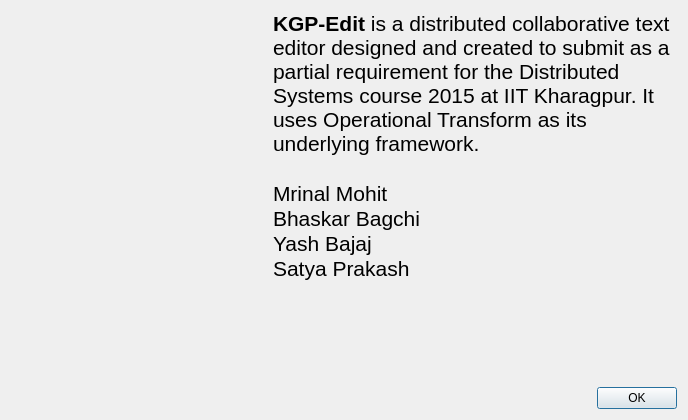
Before: the Qt Designer form firstrundialog.ui in bhaskarbagchi/KgpEdit, drawn with Qt 5.
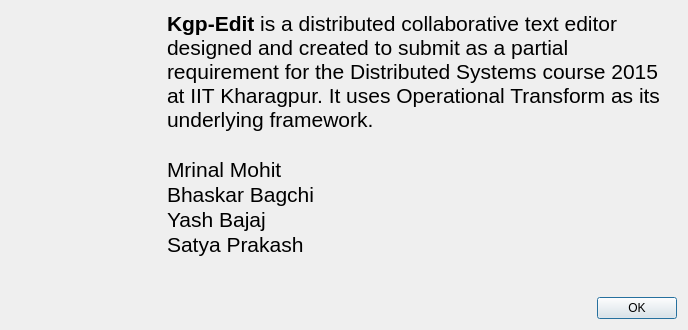
After: the same form once the commit is applied. Icons and pictures are not drawn.

```diff
--- a/firstrundialog.ui
+++ b/firstrundialog.ui
@@ -10,7 +10,7 @@
     <x>0</x>
     <y>0</y>
     <width>688</width>
-    <height>420</height>
+    <height>330</height>
    </rect>
   </property>
   <property name="windowTitle">
@@ -22,6 +22,9 @@
   <layout class="QVBoxLayout" name="verticalLayout">
    <item>
     <layout class="QHBoxLayout" name="horizontalLayout">
+     <property name="sizeConstraint">
+      <enum>QLayout::SetMinimumSize</enum>
+     </property>
      <item>
       <widget class="QLabel" name="label">
        <property name="sizePolicy">
@@ -32,8 +35,8 @@
        </property>
        <property name="minimumSize">
         <size>
-         <width>256</width>
-         <height>256</height>
+         <width>150</width>
+         <height>128</height>
         </size>
        </property>
        <property name="maximumSize">
@@ -50,7 +53,7 @@
 &lt;p style=&quot; margin-top:0px; margin-bottom:0px; margin-left:0px; margin-right:0px; -qt-block-indent:0; text-indent:0px;&quot;&gt;&lt;img src=&quot;:/images/kgpeditsplash.png&quot; /&gt;&lt;/p&gt;&lt;/body&gt;&lt;/html&gt;</string>
        </property>
        <property name="alignment">
-        <set>Qt::AlignLeading|Qt::AlignLeft|Qt::AlignTop</set>
+        <set>Qt::AlignHCenter|Qt::AlignTop</set>
        </property>
       </widget>
      </item>
@@ -61,7 +64,7 @@
        </property>
        <widget class="QLabel" name="labelPc">
         <property name="sizePolicy">
-         <sizepolicy hsizetype="Preferred" vsizetype="Expanding">
+         <sizepolicy hsizetype="Preferred" vsizetype="Preferred">
           <horstretch>0</horstretch>
           <verstretch>0</verstretch>
          </sizepolicy>
@@ -78,7 +81,7 @@
 &lt;html&gt;&lt;head&gt;&lt;meta name=&quot;qrichtext&quot; content=&quot;1&quot; /&gt;&lt;style type=&quot;text/css&quot;&gt;
 p, li { white-space: pre-wrap; }
 &lt;/style&gt;&lt;/head&gt;&lt;body style=&quot; font-family:'Ubuntu'; font-size:28pt; font-weight:600; font-style:normal;&quot;&gt;
-&lt;p style=&quot; margin-top:0px; margin-bottom:0px; margin-left:0px; margin-right:0px; -qt-block-indent:0; text-indent:0px;&quot;&gt;&lt;span style=&quot; font-family:'MS Shell Dlg 2'; font-size:16pt;&quot;&gt;KGP-Edit&lt;/span&gt;&lt;span style=&quot; font-family:'MS Shell Dlg 2'; font-size:16pt; font-weight:400;&quot;&gt; is a distributed collaborative text editor designed and created to submit as a partial requirement for the Distributed Systems course 2015 at IIT Kharagpur. It uses Operational Transform as its underlying framework.&lt;/span&gt;&lt;/p&gt;
+&lt;p style=&quot; margin-top:0px; margin-bottom:0px; margin-left:0px; margin-right:0px; -qt-block-indent:0; text-indent:0px;&quot;&gt;&lt;span style=&quot; font-family:'MS Shell Dlg 2'; font-size:16pt;&quot;&gt;Kgp-Edit&lt;/span&gt;&lt;span style=&quot; font-family:'MS Shell Dlg 2'; font-size:16pt; font-weight:400;&quot;&gt; is a distributed collaborative text editor designed and created to submit as a partial requirement for the Distributed Systems course 2015 at IIT Kharagpur. It uses Operational Transform as its underlying framework.&lt;/span&gt;&lt;/p&gt;
 &lt;p style=&quot;-qt-paragraph-type:empty; margin-top:0px; margin-bottom:0px; margin-left:0px; margin-right:0px; -qt-block-indent:0; text-indent:0px; font-family:'MS Shell Dlg 2'; font-size:16pt; font-weight:400;&quot;&gt;&lt;br /&gt;&lt;/p&gt;
 &lt;p style=&quot; margin-top:0px; margin-bottom:0px; margin-left:0px; margin-right:0px; -qt-block-indent:0; text-indent:0px;&quot;&gt;&lt;span style=&quot; font-family:'MS Shell Dlg 2'; font-size:16pt; font-weight:400;&quot;&gt;Mrinal Mohit&lt;/span&gt;&lt;/p&gt;
 &lt;p style=&quot; margin-top:0px; margin-bottom:0px; margin-left:0px; margin-right:0px; -qt-block-indent:0; text-indent:0px;&quot;&gt;&lt;span style=&quot; font-family:'MS Shell Dlg 2'; font-size:16pt; font-weight:400;&quot;&gt;Bhaskar Bagchi&lt;/span&gt;&lt;/p&gt;
```
